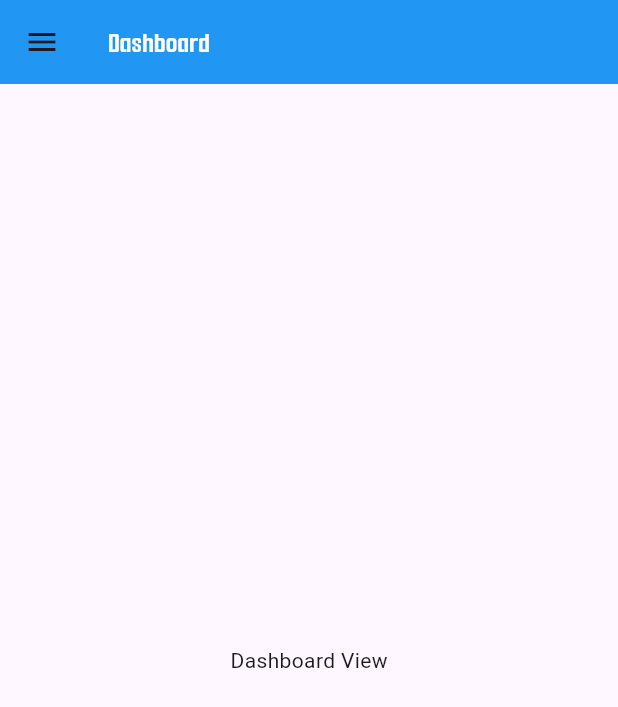
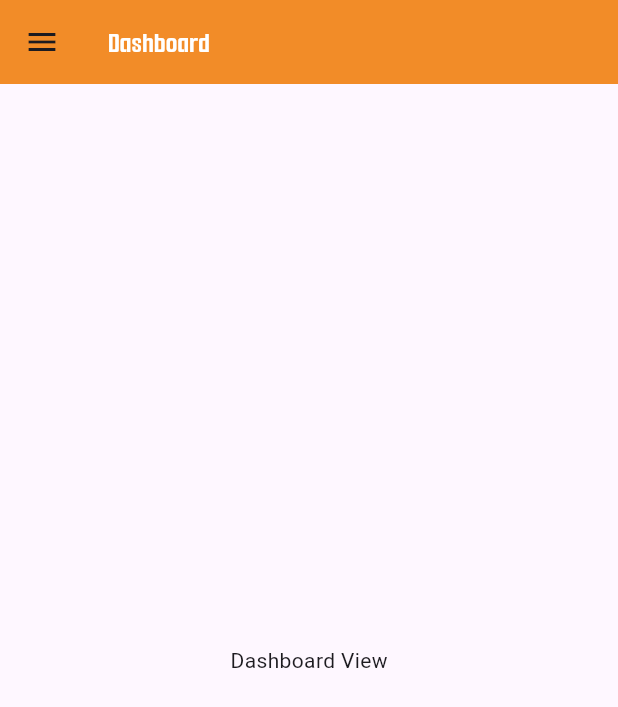
Before and after one commit to WenDEVLIFE/Pet-Welfare-PH, a Flutter app: the DashboardView screen opened directly, on a phone screen of 412 x 824 dp. Shown: the top 707 px of the screen. Run offline on Flutter 3.47's test engine with Material 3 defaults, Android fonts, the phone set to English and light mode, and no system bars; our stand-ins replace cached_network_image, chewie, curved_navigation_bar, fluttertoast, image_picker, sn_progress_dialog and 1 more; missing offline and left inert: mailer, maplibre_gl.

Commit message:
Added DrawerHeaderWidget.dart and fix the code to clean 👌

```diff
--- a/lib/src/utils/Route.dart
+++ b/lib/src/utils/Route.dart
@@ -1,5 +1,6 @@
 import 'package:flutter/cupertino.dart';
 import 'package:pet_welfrare_ph/src/components/UserNavigationComponent.dart';
+import 'package:pet_welfrare_ph/src/view/DashboardView.dart';
 import 'package:pet_welfrare_ph/src/view/FurParentRegisterView.dart';
 import 'package:pet_welfrare_ph/src/view/LegalFirmRegisterView.dart';
 import 'package:pet_welfrare_ph/src/view/LoginView.dart';
@@ -34,6 +35,7 @@ class AppRoutes {
   static const String privacyPolicy = '/privacyPolicy';
   static const String changePassword = '/changePassword';
   static const String profile = '/profile';
+  static const String dashboard = '/dashboard';
 
   // Assign routes to the screens
   static Map<String, WidgetBuilder> routes = {
@@ -53,5 +55,6 @@ class AppRoutes {
     privacyPolicy: (context) => const Privacyview(), // Replace with actual screen
     changePassword: (context) => const ChangePasswordView(), // Replace with actual screen
     profile: (context) => const ProfileView(), // Replace with actual screen
+    dashboard: (context) => const DashboardView(), // Replace with actual screen
   };
 }
--- a/lib/src/view/DashboardView.dart
+++ b/lib/src/view/DashboardView.dart
@@ -1,5 +1,10 @@
 import 'package:flutter/material.dart';
+import '../components/DrawerHeaderWidget.dart';
+import '../utils/AppColors.dart';
 
+
+
+// Dashboard View
 class DashboardView extends StatefulWidget {
   const DashboardView({Key? key}) : super(key: key);
 
@@ -12,46 +17,29 @@ class DashboardViewState extends State<DashboardView> {
   Widget build(BuildContext context) {
     return Scaffold(
       drawer: NavigationDrawer(
-        children: <Widget>[
-          const DrawerHeader(
-            decoration: BoxDecoration(
-              color: Colors.blue,
-            ),
-            child: Text(
-              'Navigation Menu',
-              style: TextStyle(
-                color: Colors.white,
-                fontSize: 24,
-              ),
-            ),
-          ),
-          ListTile(
-            leading: Icon(Icons.home),
-            title: Text('Dashboard'),
-            onTap: () {
-              Navigator.pop(context);
-              // Navigate to Home
-            },
-          ),
-          ListTile(
-            leading: Icon(Icons.settings),
-            title: Text('Verified Users'),
-            onTap: () {
-              Navigator.pop(context);
-              // Navigate to Settings
-            },
-          ),
-          ListTile(
-            leading: Icon(Icons.contacts),
-            title: Text('Pending User Verification'),
-            onTap: () {
-              Navigator.pop(context);
-              // Navigate to Contacts
-            },
-          ),
+        children: [
+          const DrawerHeaderWidget(),
+          _buildDrawerItem(Icons.home, 'Dashboard', () {
+            Navigator.pop(context);
+            // Navigate to Home
+          }),
+          _buildDrawerItem(Icons.verified_user_rounded, 'Verified Users', () {
+            Navigator.pop(context);
+            // Navigate to Verified Users
+          }),
+          _buildDrawerItem(Icons.person_off_sharp, 'Pending User Verification', () {
+            Navigator.pop(context);
+            // Navigate to Pending User Verification
+          }),
         ],
       ),
       appBar: AppBar(
+        leading: Builder(
+          builder: (context) => IconButton(
+            icon: const Icon(Icons.menu),
+            onPressed: () => Scaffold.of(context).openDrawer(),
+          ),
+        ),
         title: const Text(
           'Dashboard',
           style: TextStyle(
@@ -61,11 +49,26 @@ class DashboardViewState extends State<DashboardView> {
             color: Colors.white,
           ),
         ),
-        backgroundColor: Colors.blue,
+        backgroundColor: AppColors.orange,
       ),
-      body: const Center(
-        child: Text('Dashboard View'),
+      body: const Center(child: Text('Dashboard View')),
+    );
+  }
+
+  // Reusable method for building drawer items
+  Widget _buildDrawerItem(IconData icon, String title, VoidCallback onTap) {
+    return ListTile(
+      leading: Icon(icon),
+      title: Text(
+        title,
+        style: const TextStyle(
+          color: AppColors.black,
+          fontFamily: 'SmoochSans',
+          fontWeight: FontWeight.w600,
+          fontSize: 20,
+        ),
       ),
+      onTap: onTap,
     );
   }
 }
--- a/lib/src/view_model/LoadingViewModel.dart
+++ b/lib/src/view_model/LoadingViewModel.dart
@@ -18,7 +18,7 @@ class LoadingViewModel extends ChangeNotifier {
       notifyListeners();
       Navigator.pushReplacementNamed(
         context,
-        AppRoutes.splashscreen,
+        AppRoutes.dashboard,
         arguments: {'key': 'value'}, // Pass a map or any data
       );
 
```
Also changed, not shown: lib/src/components/DrawerHeaderWidget.dart (added, +53 -0 lines), lib/src/components/NavigationDrawer.dart (+3 -4 lines).
